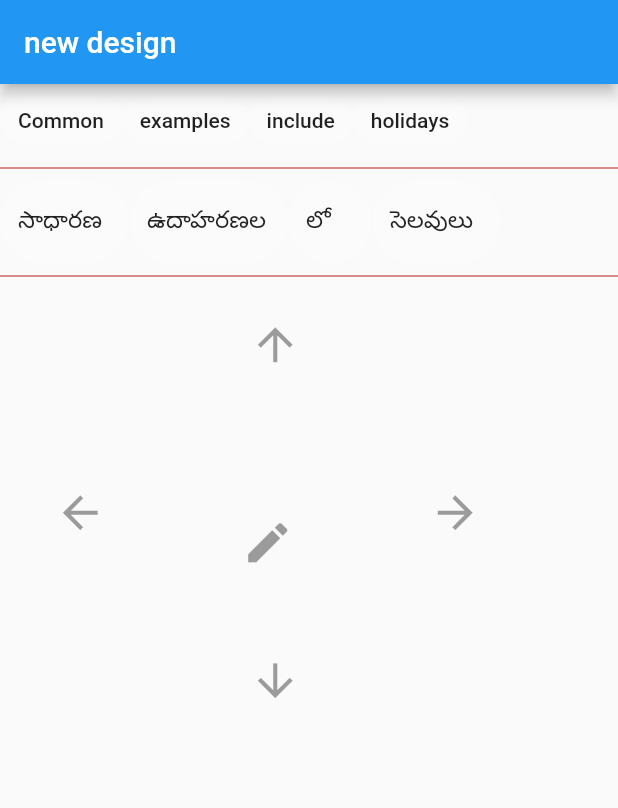
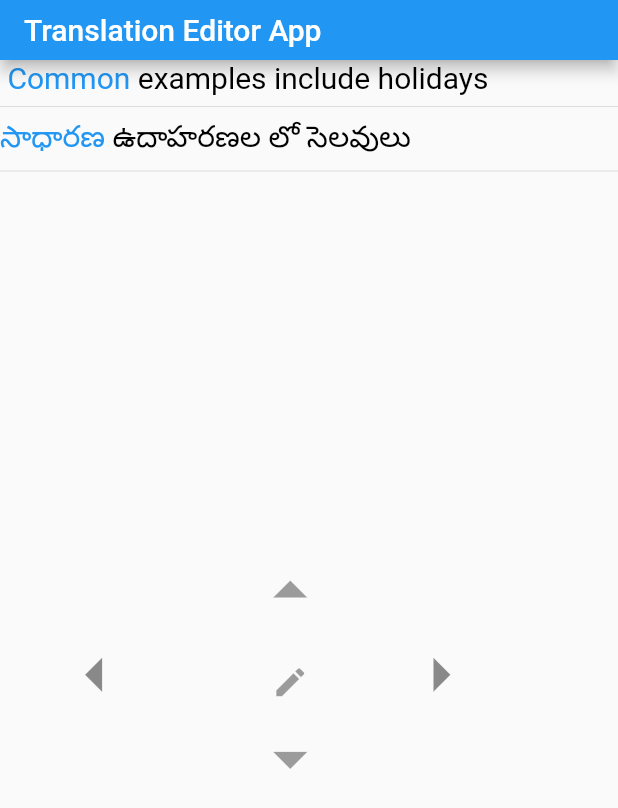
Before and after one commit to aslesha96/new_wiki, a Flutter app: the screen it shows after launch, on a phone screen of 412 x 824 dp. Shown: the top 808 px of the screen. Run offline on Flutter 3.47's test engine with Material 2 defaults, Android fonts, the phone set to English and light mode, and no system bars.

Commit message:
Added Icons

```diff
--- a/lib/chip_input_field_task-4.dart
+++ b/lib/chip_input_field_task-4.dart
@@ -1,96 +1,62 @@
 import 'package:flutter/material.dart';
+class ChipInputField extends StatefulWidget{
+  @override
+  ChipInputFiledState createState() => new ChipInputFiledState();
+}
 
-class ChipInputField extends StatelessWidget {
-//  TextEditingController _textFieldController = TextEditingController();
-var a="dfashg";
-Color colorr=Colors.white10;
-Color colore =Colors.white10;
-Color colo = Colors.white10;
-var count=0;
+class ChipInputFiledState extends State<ChipInputField>{
+  var count=-1;
+  Color color1=Colors.blue;
+  Color color2 =Colors.black;
+  Color color3 = Colors.black;
+  Color color4 = Colors.black;
+
   @override
   Widget build(BuildContext context) {
+    // TODO: implement build
     return Scaffold(
-      appBar: AppBar(
-        title: Text('new design'),
+//      appBar: AppBar(
+//        title: Text('new design'),
+//      )
+      appBar: PreferredSize(
+        preferredSize: Size.fromHeight(40.0),
+        child: AppBar(title: Text('Translation Editor App'),),
       ),
       body: Container(
-        child: new Wrap(
-//          spacing: 1.0, // gap between adjacent chips
-//          runSpacing: 4.0,
+        child: new Column(
+          crossAxisAlignment:   CrossAxisAlignment.start,
           children: <Widget>[
-            Chip(
-                backgroundColor:  colore,
-                label: new Container(
-                  child: new Text("Common"),
-                )),
-            Chip(
-                backgroundColor:  Colors.white10,
-                label: new Container(
-                  child: new Text("examples"),
-                )),
-            Chip(
-                backgroundColor:  Colors.white10,
-                label: new Container(
-                  child: new Text("include"),
-                )),
-            Chip(
-                backgroundColor:  Colors.white10,
-                label: new Container(
-                  child: new Text("holidays"),
-                )),
-            Divider(color: Colors.red[900],),
-            Chip(
-              backgroundColor:  colorr,
-            label: new Container(
-              constraints: new BoxConstraints(
-                maxWidth: 100.0-38.0
+            Text.rich(
+              TextSpan(
+                children: <TextSpan>[
+                  TextSpan(text: ' Common',style: TextStyle(fontSize: 20.0,color: color1)),
+                  TextSpan(text: ' examples',style: TextStyle(fontSize: 20.0,color: color2)),
+                  TextSpan(text: ' include',style: TextStyle(fontSize: 20.0,color:color3)),
+                  TextSpan(text:" holidays",style: TextStyle(fontSize: 20.0,color:color4))
+                ],
               ),
-              child: new TextField(controller: TextEditingController(text:"సాధారణ"),
-                decoration: InputDecoration(border: InputBorder.none,
             ),
-//                style: TextStyle(color: colorr),
+            Divider(),
+            Text.rich(
+              TextSpan(
+                children: <TextSpan>[
+
+                  TextSpan(text:"సాధారణ",style: TextStyle(fontSize: 20.0,color: color1,)),
+                  TextSpan(text: ' ఉదాహరణల',style: TextStyle(fontSize: 20.0,color: color2)),
+                  TextSpan(text: ' లో',style: TextStyle(fontSize: 20.0,color:color3)),
+                  TextSpan(text: ' సెలవులు',style: TextStyle(fontSize: 20.0,color:color4)),
+                ],
               ),
-            )
             ),
-            Chip(
-                backgroundColor:  Colors.white10,
-                label: new Container(
-            constraints: new BoxConstraints(
-            maxWidth: 120.0-38.0
-            ),
-              child: new TextField(controller: TextEditingController(text:"ఉదాహరణల"),
-                decoration: InputDecoration(border: InputBorder.none,
-                ),
-//              style: TextStyle(color: colore),
-              ),
-            )),
-            Chip(
-                backgroundColor:  Colors.white10,
-                label: new Container(
-                  constraints: new BoxConstraints(
-                      maxWidth: 70.0-38.0
-                  ),
-                  child: new TextField(controller: TextEditingController(text:"లో"),
-    decoration: InputDecoration(border: InputBorder.none,
-    ),),
-                )),
-            Chip(
-                backgroundColor:  Colors.white10,
-                label: new Container(
-                  constraints: new BoxConstraints(
-                      maxWidth: 100.0-38.0
-                  ),
-                  child: new TextField(controller: TextEditingController(text:"సెలవులు"),
-                    decoration: InputDecoration(border: InputBorder.none,
-                    ),),
-                )),
-            Divider(color: Colors.red[900],),
-//            new Card(
-
+            Divider(),
+            ListTile(),
+            ListTile(),
+            ListTile(),
+            ListTile(),
             ListTile(
               leading: Row(
                 children: <Widget>[
-                    IconButton(icon: new Icon(Icons.arrow_upward),iconSize: 35.0,
+                  IconButton(icon: new Icon(Icons.arrow_drop_up),iconSize: 55.0,
                     padding: const EdgeInsets.only(
                       left: 150,
                       top: 20,
@@ -99,19 +65,43 @@ var count=0;
                     ),
                   ),
                 ],),),
-            ListTile(),
             ListTile(
                 leading: Row(
                   children: <Widget>[
-                    IconButton(icon: new Icon(Icons.arrow_back),iconSize: 35.0,
+                    IconButton(icon: new Icon(Icons.arrow_left),iconSize: 55.0,
                       padding: const EdgeInsets.only(
                         left: 20,
                         top: 20,
                         right: 40,
                         bottom: 20,
                       ),
+                        onPressed:(){
+                          setState((){
+                            count=count-1;
+                            if(count==0){
+                              color2=Colors.black;
+                              color1 =Colors.blue;
+
+                            }
+                            else if(count==1){
+//                                colorr = Colors.black;
+//                              count=count-1;
+                              color3 = Colors.black;
+                              color2 =Colors.blue;
+
+
+                            }
+                            else if(count==2)
+                            {
+//                              count=count-1;
+                              color4 = Colors.black;
+                              color3 = Colors.blue;
+                            }
+
+                          });
+                        }
                                            ),
-                    IconButton(icon: new Icon(Icons.mode_edit),iconSize: 35.0,
+                    IconButton(icon: new Icon(Icons.mode_edit),iconSize: 25.0,
                       padding: const EdgeInsets.only(
                         left: 50,
                         top: 40,
@@ -119,22 +109,43 @@ var count=0;
                         bottom: 40,
                       ),
                     ),
-                    IconButton(icon: new Icon(Icons.arrow_forward),iconSize: 35.0,
+                    IconButton(icon: new Icon(Icons.arrow_right),iconSize: 55.0,
                         padding: const EdgeInsets.only(
-                        left: 50,
+                          left: 20,
                           top: 20,
                           right: 20,
                           bottom: 20,
                         ),
+                        onPressed:(){
+                          setState((){
+                            count = count+1;
+                              if(count==0){
+                                color1=Colors.black;
+                                color2 =Colors.blue;
+//                                count=count+1;
+                              }
+                              else if(count==1){
+//                                colorr = Colors.black;
+                                color2 =Colors.black;
+                                color3 = Colors.blue;
+//                                count=count+1;
+                              }
+                              else if(count==2)
+                                {
+                                  color3 = Colors.black;
+                                  color4 = Colors.blue;
+//                                  count=count+1;
+                                }
+                          });
+                        }
                     ),
+
                   ],)
-
             ),
-            ListTile(),
             ListTile(
                 leading: Row(
                   children: <Widget>[
-                    IconButton(icon: new Icon(Icons.arrow_downward),iconSize: 35.0,
+                    IconButton(icon: new Icon(Icons.arrow_drop_down),iconSize: 55.0,
                       padding: const EdgeInsets.only(
                         left: 150,
                         top: 20,
@@ -145,8 +156,10 @@ var count=0;
                   ],)
 
             ),
+
           ],
         ),
+
       ),
     );
   }
--- a/lib/main.dart
+++ b/lib/main.dart
@@ -2,8 +2,11 @@ import 'package:flutter/material.dart';
 import 'package:new_wiki/chip_input_field_task-4.dart';
 //import 'week3/chip_input_field_task-4.dart';
 
-void main() => runApp(MyApp());
-
+import 'package:flutter/services.dart';
+void main(){
+  SystemChrome.setEnabledSystemUIOverlays([]);
+  runApp(MyApp());
+}
 class MyApp extends StatelessWidget {
   // This widget is the root of your application.
   @override
```
Lines whose indentation alone changed are shown as unchanged.
